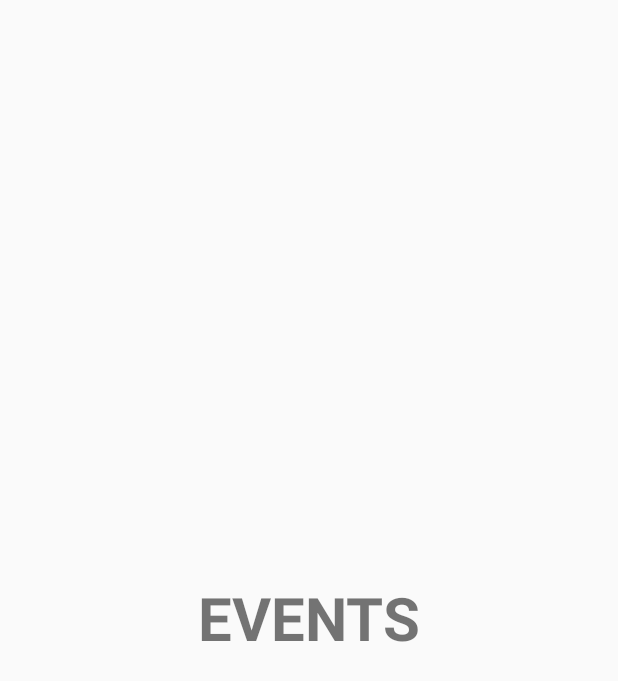
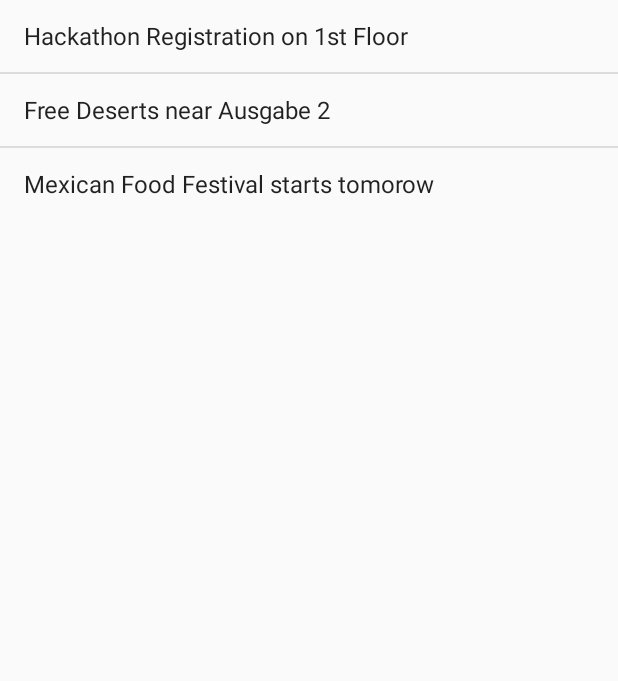
Before and after one commit to swathi-ssunder/Menzap, an Android app: the fragment EventsFragment shown on its own in the app's theme, on a phone screen of 412 x 824 dp. Shown: the top 681 px of the screen. Run offline under Robolectric (Android 15) with nearby library versions, the phone set to English and light mode, and no system bars.

Commit message:
Implementation of Events list with drill down activity

```diff
--- a/Menzap/app/build.gradle
+++ b/Menzap/app/build.gradle
@@ -23,5 +23,8 @@ dependencies {
     compile fileTree(include: ['*.jar'], dir: 'libs')
     compile 'com.android.support:appcompat-v7:24.2.1'
     compile 'com.android.support:design:24.2.1'
+    compile 'com.android.support:cardview-v7:24.0.+'
+    compile 'com.android.support:recyclerview-v7:24.0.+'
     compile files('libs/AppLib-1.0.jar')
+    compile 'com.google.android.gms:play-services-appindexing:8.4.0'
 }
--- a/Menzap/app/src/main/java/diy/net/menzap/fragments/EventsFragment.java
+++ b/Menzap/app/src/main/java/diy/net/menzap/fragments/EventsFragment.java
@@ -1,16 +1,22 @@
 package diy.net.menzap.fragments;
 
+import android.content.Intent;
 import android.os.Bundle;
 import android.support.v4.app.Fragment;
+import android.support.v4.app.ListFragment;
 import android.view.LayoutInflater;
 import android.view.View;
 import android.view.ViewGroup;
+import android.widget.AdapterView;
+import android.widget.ArrayAdapter;
+import android.widget.Toast;
 
 import diy.net.menzap.R;
+import diy.net.menzap.activity.EventDetailActivity;
 
 
-public class EventsFragment extends Fragment{
-
+public class EventsFragment extends ListFragment implements AdapterView.OnItemClickListener {
+    String[] events =  new String[] { "Hackathon Registration on 1st Floor", "Free Deserts near Ausgabe 2", "Mexican Food Festival starts tomorow" };
     public EventsFragment() {
         // Required empty public constructor
     }
@@ -24,7 +30,30 @@ public class EventsFragment extends Fragment{
     public View onCreateView(LayoutInflater inflater, ViewGroup container,
                              Bundle savedInstanceState) {
         // Inflate the layout for this fragment
-        return inflater.inflate(R.layout.fragment_events, container, false);
+        View view = inflater.inflate(R.layout.fragment_events, container, false);
+        return view;
+    }
+
+    @Override
+    public void onActivityCreated(Bundle savedInstanceState) {
+        super.onActivityCreated(savedInstanceState);
+
+        ArrayAdapter<String> adapter = new ArrayAdapter<String>(getActivity(), android.R.layout.simple_list_item_1, events);
+
+        setListAdapter(adapter);
+        getListView().setOnItemClickListener(this);
+
+    }
+
+    @Override
+    public void onItemClick(AdapterView<?> parent, View view, int position, long id) {
+        Toast.makeText(getActivity(), "Item: " + position, Toast.LENGTH_SHORT).show();
+        Intent intent = new Intent(getActivity(), EventDetailActivity.class);
+        intent.putExtra("eventName", events[position]);
+        intent.putExtra("startTime", "12:00 PM");
+        intent.putExtra("endTime", "02:00 PM");
+        intent.putExtra("location", "First Floor Mensa Garching");
+        startActivity(intent);
     }
 
 }
--- a/Menzap/app/src/main/res/layout/fragment_events.xml
+++ b/Menzap/app/src/main/res/layout/fragment_events.xml
@@ -1,15 +1,20 @@
-<RelativeLayout xmlns:android="http://schemas.android.com/apk/res/android"
-    xmlns:tools="http://schemas.android.com/tools"
+<?xml version="1.0" encoding="utf-8"?>
+<LinearLayout
+    xmlns:android="http://schemas.android.com/apk/res/android"
     android:layout_width="match_parent"
     android:layout_height="match_parent"
-    tools:context=".fragments.EventsFragment">
+    android:orientation="vertical" >
+
+    <ListView
+        android:id="@android:id/list"
+        android:layout_width="match_parent"
+        android:layout_height="wrap_content" >
+    </ListView>
 
     <TextView
-        android:layout_width="wrap_content"
-        android:layout_height="wrap_content"
-        android:text="@string/events"
-        android:textSize="40dp"
-        android:textStyle="bold"
-        android:layout_centerInParent="true"/>
+        android:id="@android:id/empty"
+        android:layout_width="match_parent"
+        android:layout_height="wrap_content" >
+    </TextView>
 
-</RelativeLayout>
+</LinearLayout>
--- a/Menzap/build.gradle
+++ b/Menzap/build.gradle
@@ -5,7 +5,8 @@ buildscript {
         jcenter()
     }
     dependencies {
-        classpath 'com.android.tools.build:gradle:2.1.3'
+        classpath 'com.android.tools.build:gradle:2.2.0'
+
 
         // NOTE: Do not place your application dependencies here; they belong
         // in the individual module build.gradle files
```
Also changed, not shown: Menzap/app/src/main/AndroidManifest.xml (+6 -1 lines), Menzap/app/src/main/java/diy/net/menzap/activity/EventDetailActivity.java (added, +83 -0 lines), Menzap/app/src/main/res/layout/activity_event_detail.xml (added, +58 -0 lines), 1 other file.
